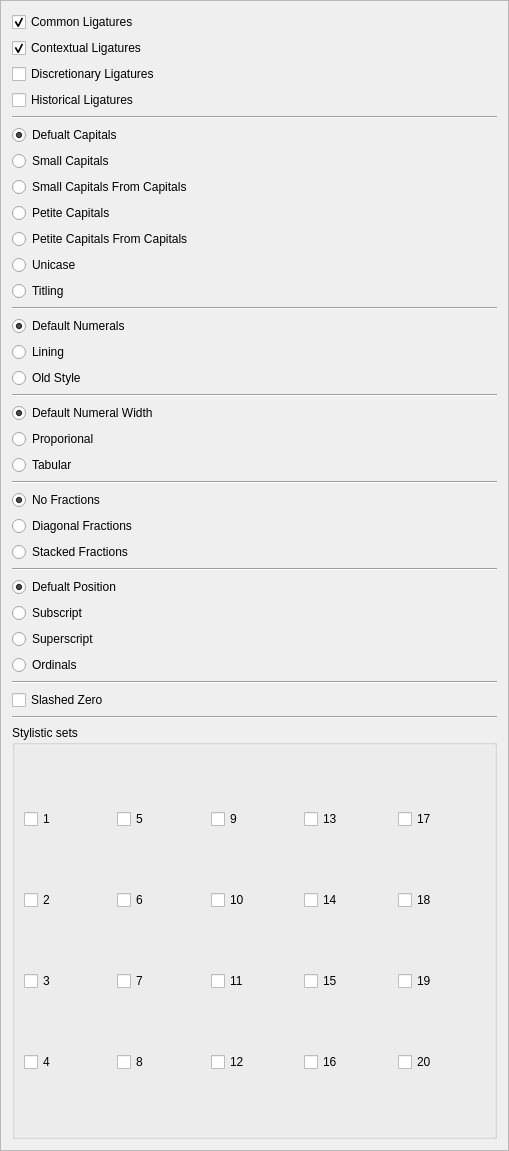
First picture: the form in scribus/ui/propertywidget_opentypefontfeatures.ui, repository HOST-Oman/scribus, before the edit.
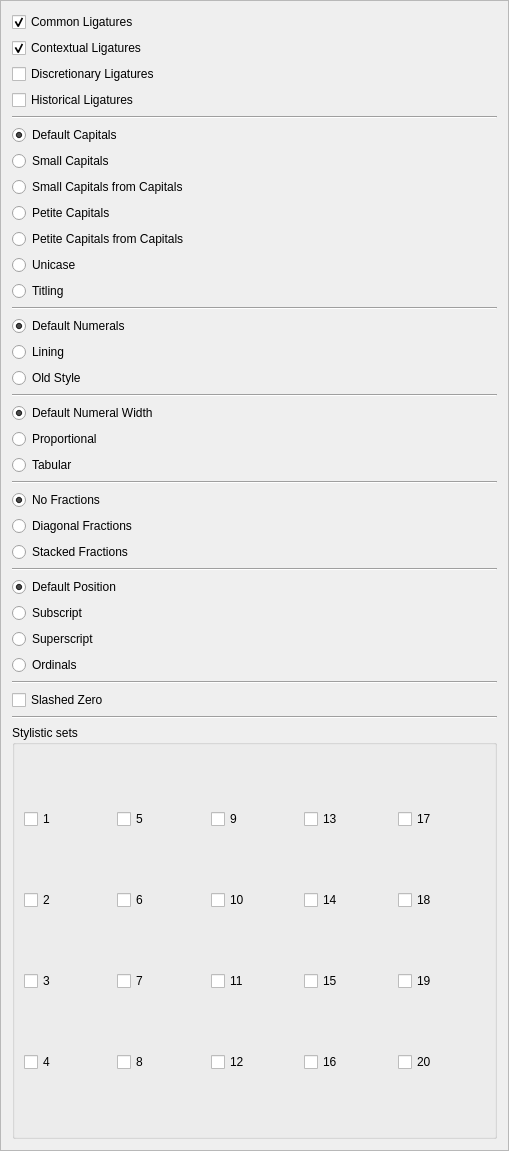
Second picture: the form after the edit.

Commit message: fix default and proportional typos; from case

What changed in the file:
```diff
--- a/scribus/ui/propertywidget_opentypefontfeatures.ui
+++ b/scribus/ui/propertywidget_opentypefontfeatures.ui
@@ -97,7 +97,7 @@
       <string>Normal capitals</string>
      </property>
      <property name="text">
-      <string>Defualt Capitals</string>
+      <string>Default Capitals</string>
      </property>
      <property name="checked">
       <bool>true</bool>
@@ -126,7 +126,7 @@
       <string>Small capitals from capitals (c2sc)</string>
      </property>
      <property name="text">
-      <string>Small Capitals From Capitals</string>
+      <string>Small Capitals from Capitals</string>
      </property>
      <attribute name="buttonGroup">
       <string notr="true">CapitalsGroup</string>
@@ -152,7 +152,7 @@
       <string>Petite capitals from capitals (c2pc)</string>
      </property>
      <property name="text">
-      <string>Petite Capitals From Capitals</string>
+      <string>Petite Capitals from Capitals</string>
      </property>
      <attribute name="buttonGroup">
       <string notr="true">CapitalsGroup</string>
@@ -278,7 +278,7 @@
       <string>Proportional Figures (pnum)</string>
      </property>
      <property name="text">
-      <string>Proporional</string>
+      <string>Proportional</string>
      </property>
      <attribute name="buttonGroup">
       <string notr="true">NumeralWidthGroup</string>
@@ -372,7 +372,7 @@
       <string>Normal position</string>
      </property>
      <property name="text">
-      <string>Defualt Position</string>
+      <string>Default Position</string>
      </property>
      <property name="checked">
       <bool>true</bool>
```
Left out of the diff: 2 changed lines with no effect on the pictures. The commit also changes 1 other file.
